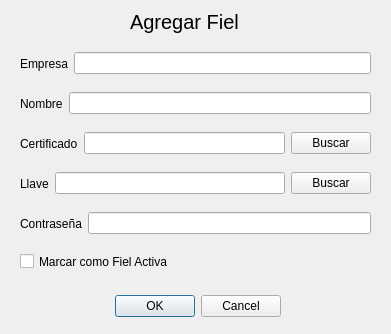
Above: ui/add_fiel.ui from davidpbc/cfdi_blacklist before the change. Below: the same form after it.
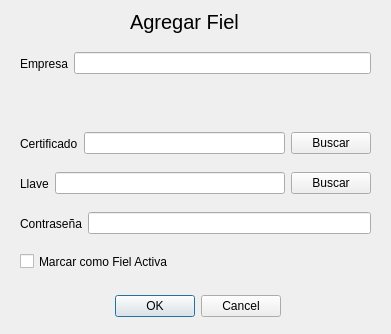
That is the form after the change.

Commit message: Interfaz de Fiel

What changed in the file:
```diff
--- a/ui/add_fiel.ui
+++ b/ui/add_fiel.ui
@@ -60,7 +60,7 @@
     <string>Marcar como Fiel Activa</string>
    </property>
   </widget>
-  <widget class="QWidget" name="">
+  <widget class="QWidget" name="layoutWidget">
    <property name="geometry">
     <rect>
      <x>20</x>
@@ -82,29 +82,7 @@
     </item>
    </layout>
   </widget>
-  <widget class="QWidget" name="">
-   <property name="geometry">
-    <rect>
-     <x>20</x>
-     <y>90</y>
-     <width>351</width>
-     <height>27</height>
-    </rect>
-   </property>
-   <layout class="QHBoxLayout" name="horizontalLayout_2">
-    <item>
-     <widget class="QLabel" name="label_5">
-      <property name="text">
-       <string>Nombre</string>
-      </property>
-     </widget>
-    </item>
-    <item>
-     <widget class="QLineEdit" name="txt_name"/>
-    </item>
-   </layout>
-  </widget>
-  <widget class="QWidget" name="">
+  <widget class="QWidget" name="layoutWidget">
    <property name="geometry">
     <rect>
      <x>20</x>
@@ -133,7 +111,7 @@
     </item>
    </layout>
   </widget>
-  <widget class="QWidget" name="">
+  <widget class="QWidget" name="layoutWidget">
    <property name="geometry">
     <rect>
      <x>20</x>
@@ -162,7 +140,7 @@
     </item>
    </layout>
   </widget>
-  <widget class="QWidget" name="">
+  <widget class="QWidget" name="layoutWidget">
    <property name="geometry">
     <rect>
      <x>20</x>
```
The commit also changes 7 other files.
